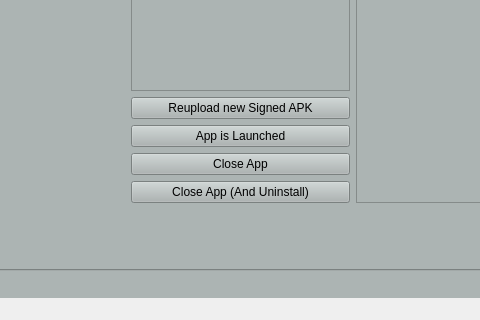
Before: the Qt Designer form gui/mainwindow.ui in RyanRio/OVRseen, drawn with Qt 5; both pictures show x 98 to 578 and y 280 to 600 of the 800 by 600 pixel window.
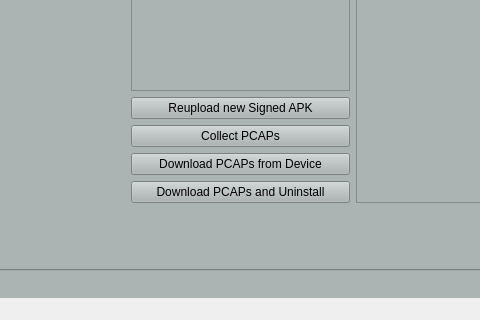
After: the same form once the commit is applied.

Commit message: change frida button names

```diff
--- a/gui/mainwindow.ui
+++ b/gui/mainwindow.ui
@@ -405,21 +405,21 @@
             <item>
              <widget class="QPushButton" name="frida_bypass">
               <property name="text">
-               <string>App is Launched</string>
+               <string>Collect PCAPs</string>
               </property>
              </widget>
             </item>
             <item>
              <widget class="QPushButton" name="frida_collect">
               <property name="text">
-               <string>Close App</string>
+               <string>Download PCAPs from Device</string>
               </property>
              </widget>
             </item>
             <item>
              <widget class="QPushButton" name="frida_collect_uninstall">
               <property name="text">
-               <string>Close App (And Uninstall)</string>
+               <string>Download PCAPs and Uninstall</string>
               </property>
              </widget>
             </item>
```
The commit also changes 1 other file.
